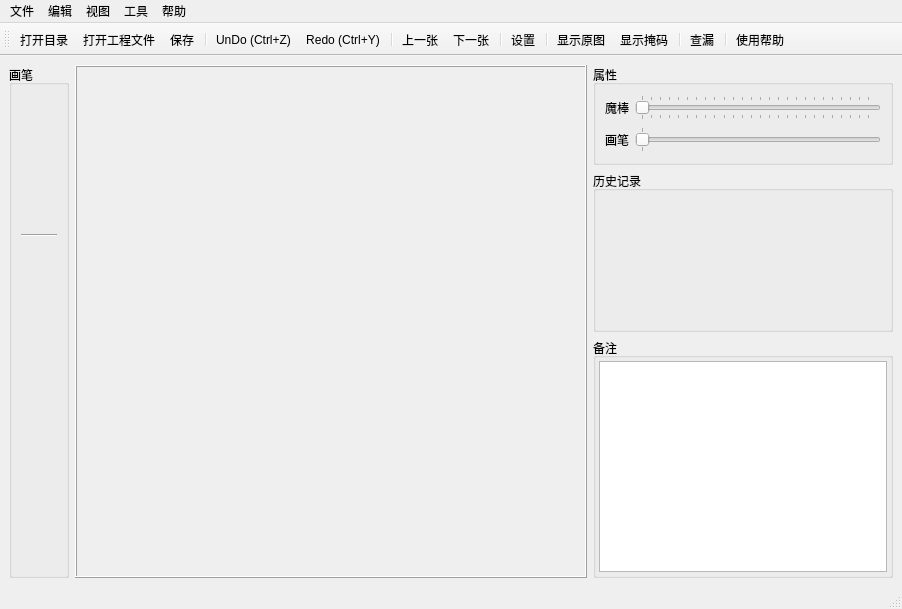
Old version of the form src/MaskGenerator.ui in the repository shih325/MaskGenerator.
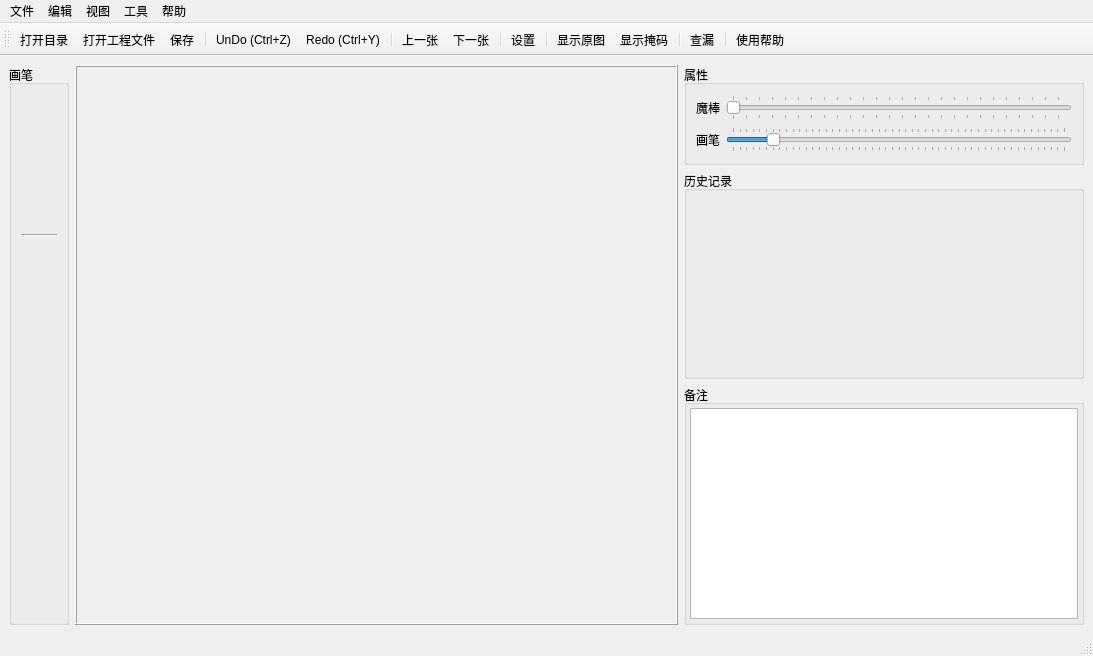
New version of the form. Icons and pictures are not drawn.

```diff
--- a/src/MaskGenerator.ui
+++ b/src/MaskGenerator.ui
@@ -6,8 +6,8 @@
    <rect>
     <x>0</x>
     <y>0</y>
-    <width>902</width>
-    <height>609</height>
+    <width>1093</width>
+    <height>656</height>
    </rect>
   </property>
   <property name="mouseTracking">
@@ -35,7 +35,7 @@
       </property>
       <property name="maximumSize">
        <size>
-        <width>300</width>
+        <width>400</width>
         <height>240</height>
        </size>
       </property>
@@ -110,7 +110,7 @@
       </property>
       <property name="maximumSize">
        <size>
-        <width>300</width>
+        <width>400</width>
         <height>16777215</height>
        </size>
       </property>
@@ -143,7 +143,7 @@
      <widget class="QGroupBox" name="groupBox_2">
       <property name="maximumSize">
        <size>
-        <width>16777215</width>
+        <width>400</width>
         <height>100</height>
        </size>
       </property>
@@ -211,9 +211,12 @@
           </size>
          </property>
          <property name="minimum">
-          <number>1</number>
+          <number>0</number>
          </property>
          <property name="maximum">
+          <number>50</number>
+         </property>
+         <property name="value">
           <number>6</number>
          </property>
          <property name="orientation">
@@ -423,7 +426,7 @@
     <rect>
      <x>0</x>
      <y>0</y>
-     <width>902</width>
+     <width>1093</width>
      <height>23</height>
     </rect>
    </property>
```
Left out of the diff: 21 changed lines with no effect on the pictures.
